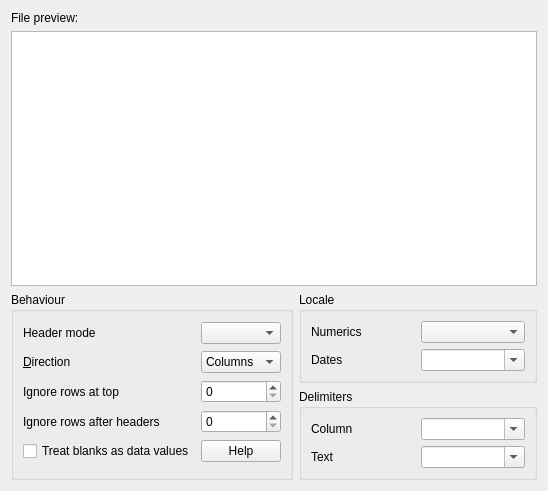
Old version of the form formats/hdf5/dialog.ui in the repository volkerjaenisch/veusz.
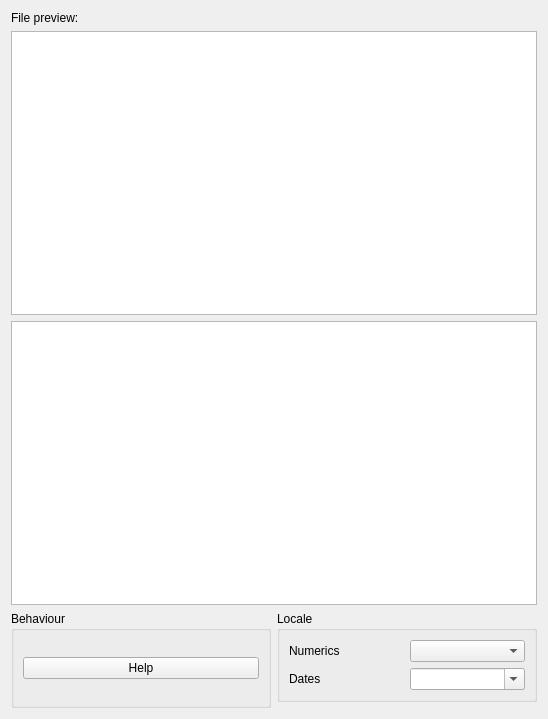
New version of the form. Custom widgets are drawn as their Qt base class.

Commit message: added preview table for hdf5 import added help dialog

The edit to the form file:
```diff
--- a/formats/hdf5/dialog.ui
+++ b/formats/hdf5/dialog.ui
@@ -7,7 +7,7 @@
     <x>0</x>
     <y>0</y>
     <width>548</width>
-    <height>491</height>
+    <height>719</height>
    </rect>
   </property>
   <layout class="QVBoxLayout" name="verticalLayout">
@@ -19,15 +19,24 @@
     </widget>
    </item>
    <item>
-    <widget class="QTreeView" name="previewtreehdf5">
+    <widget class="QTreeView" name="hdf5previewtree">
+     <property name="sizePolicy">
+      <sizepolicy hsizetype="Expanding" vsizetype="Expanding">
+       <horstretch>0</horstretch>
+       <verstretch>0</verstretch>
+      </sizepolicy>
+     </property>
      <property name="editTriggers">
-      <set>QAbstractItemView::NoEditTriggers</set>
+      <set>QAbstractItemView::SelectedClicked</set>
      </property>
      <property name="tabKeyNavigation">
       <bool>false</bool>
      </property>
     </widget>
    </item>
+   <item>
+    <widget class="QTableWidget" name="hdf5previewtable"/>
+   </item>
    <item>
     <layout class="QGridLayout" name="gridLayout_2">
      <item row="0" column="0" rowspan="2">
@@ -37,86 +46,6 @@
        </property>
        <layout class="QGridLayout" name="gridLayout_3">
         <item row="0" column="0">
-         <widget class="QLabel" name="label_3">
-          <property name="text">
-           <string>Header mode</string>
-          </property>
-         </widget>
-        </item>
-        <item row="0" column="1">
-         <widget class="HistoryValueCombo" name="hdf5headermodecombo">
-          <property name="toolTip">
-           <string>'Multiple': allow multiple headers in file
-'Single': 1st non-blank row is header
-'None': no headers, guess data types</string>
-          </property>
-         </widget>
-        </item>
-        <item row="1" column="0">
-         <widget class="QLabel" name="label_4">
-          <property name="text">
-           <string>&amp;Direction</string>
-          </property>
-          <property name="buddy">
-           <cstring>hdf5directioncombo</cstring>
-          </property>
-         </widget>
-        </item>
-        <item row="1" column="1">
-         <widget class="QComboBox" name="hdf5directioncombo">
-          <property name="toolTip">
-           <string>Are the data arranged in columns or rows?</string>
-          </property>
-          <item>
-           <property name="text">
-            <string>Columns</string>
-           </property>
-          </item>
-          <item>
-           <property name="text">
-            <string>Rows</string>
-           </property>
-          </item>
-         </widget>
-        </item>
-        <item row="2" column="0">
-         <widget class="QLabel" name="label_2">
-          <property name="text">
-           <string>Ignore rows at top</string>
-          </property>
-         </widget>
-        </item>
-        <item row="2" column="1">
-         <widget class="HistorySpinBox" name="hdf5ignoretopspin">
-          <property name="toolTip">
-           <string>Ignore N row at the top of the file.
-If data are arranged in rows, ignores columns instead.</string>
-          </property>
-         </widget>
-        </item>
-        <item row="3" column="0">
-         <widget class="QLabel" name="label">
-          <property name="text">
-           <string>Ignore rows after headers</string>
-          </property>
-         </widget>
-        </item>
-        <item row="3" column="1">
-         <widget class="HistorySpinBox" name="hdf5ignorehdrspin">
-          <property name="toolTip">
-           <string>After reading a header, ignore N rows in that column.
-If Direction is set to Rows, ignore N columns instead.</string>
-          </property>
-         </widget>
-        </item>
-        <item row="4" column="0">
-         <widget class="HistoryCheck" name="hdf5blanksdatacheck">
-          <property name="text">
-           <string>Treat blanks as data values</string>
-          </property>
-         </widget>
-        </item>
-        <item row="4" column="1">
          <widget class="QPushButton" name="hdf5helpbutton">
           <property name="toolTip">
            <string>Help on how CSV files should be formatted</string>
@@ -135,13 +64,6 @@
         <string>Locale</string>
        </property>
        <layout class="QGridLayout" name="gridLayout_4">
-        <item row="0" column="0">
-         <widget class="QLabel" name="label_5">
-          <property name="text">
-           <string>Numerics</string>
-          </property>
-         </widget>
-        </item>
         <item row="0" column="1">
          <widget class="HistoryValueCombo" name="hdf5numfmtcombo">
           <property name="toolTip">
@@ -172,46 +94,10 @@
           </property>
          </widget>
         </item>
-       </layout>
-      </widget>
-     </item>
-     <item row="1" column="1">
-      <widget class="QGroupBox" name="groupBox">
-       <property name="title">
-        <string>Delimiters</string>
-       </property>
-       <layout class="QGridLayout" name="gridLayout">
         <item row="0" column="0">
-         <widget class="QLabel" name="label_7">
+         <widget class="QLabel" name="label_5">
           <property name="text">
-           <string>Column</string>
-          </property>
-         </widget>
-        </item>
-        <item row="0" column="1">
-         <widget class="HistoryCombo" name="hdf5delimitercombo">
-          <property name="toolTip">
-           <string>Delimiter between fields. This is usually a comma.</string>
-          </property>
-          <property name="editable">
-           <bool>true</bool>
-          </property>
-         </widget>
-        </item>
-        <item row="1" column="0">
-         <widget class="QLabel" name="label_9">
-          <property name="text">
-           <string>Text</string>
-          </property>
-         </widget>
-        </item>
-        <item row="1" column="1">
-         <widget class="HistoryCombo" name="hdf5textdelimitercombo">
-          <property name="toolTip">
-           <string>Character to delimit text, usually a quote (&quot;).</string>
-          </property>
-          <property name="editable">
-           <bool>true</bool>
+           <string>Numerics</string>
           </property>
          </widget>
         </item>
@@ -228,16 +114,6 @@
    <extends>QComboBox</extends>
    <header>historycombo.h</header>
   </customwidget>
-  <customwidget>
-   <class>HistorySpinBox</class>
-   <extends>QSpinBox</extends>
-   <header>historyspinbox.h</header>
-  </customwidget>
-  <customwidget>
-   <class>HistoryCheck</class>
-   <extends>QCheckBox</extends>
-   <header>historycheck.h</header>
-  </customwidget>
   <customwidget>
    <class>HistoryValueCombo</class>
    <extends>QComboBox</extends>
```
The commit also changes 6 other files.
